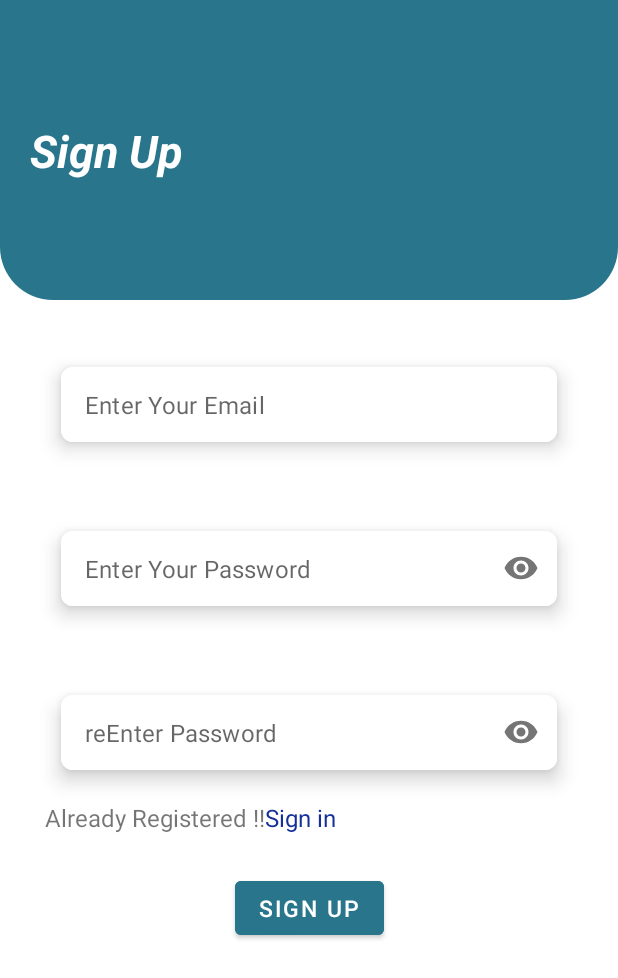
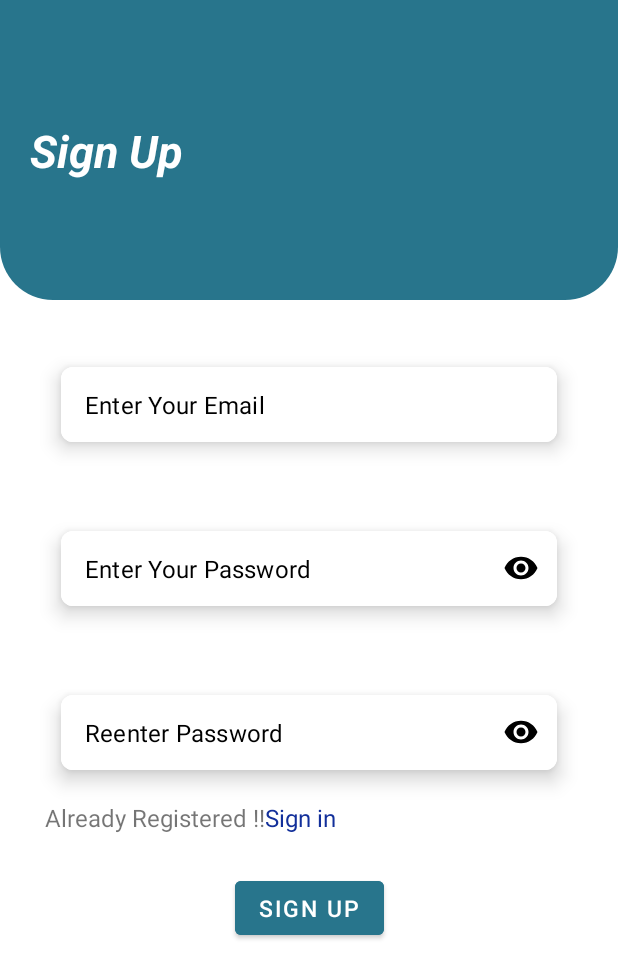
Before and after one commit to aaman01/To-Do_List, an Android app: the screen it shows after launch (MainActivity), after a tap on "Sign up", on a phone screen of 412 x 824 dp. Shown: the top 978 px of the screen. Run offline under Robolectric (Android 15) with nearby library versions, the phone set to English and light mode, and no system bars; our stand-ins replace Firebase (no records; nobody signed in at launch, a user with empty details on screens opened directly); 1 other tap on this screen came first.

Commit message:
final commit

```diff
--- a/app/src/main/res/layout/fragment_sign__up.xml
+++ b/app/src/main/res/layout/fragment_sign__up.xml
@@ -53,10 +53,12 @@
 
             <com.google.android.material.textfield.TextInputEditText
                 android:id="@+id/emailet"
+                android:textColorHint="@color/black"
                 android:layout_width="match_parent"
                 android:layout_height="match_parent"
                 android:background="@color/white"
                 android:hint="@string/enter_your_email"
+                android:textColor="@color/black"
                 android:inputType="textEmailAddress"
                 android:padding="10sp" />
 
@@ -85,6 +87,7 @@
         app:boxStrokeWidth="0dp"
         app:boxStrokeWidthFocused="0dp"
         app:passwordToggleEnabled="true"
+        app:passwordToggleTint="@color/black"
         app:hintEnabled="false">
 
       <com.google.android.material.textfield.TextInputEditText
@@ -93,6 +96,9 @@
           android:layout_height="match_parent"
           android:background="@color/white"
           android:inputType="textPassword"
+          android:textColor="@color/black"
+          android:textColorHint="@color/black"
+
           android:hint="@string/enter_your_password"
 
           android:padding="10sp" />
@@ -122,6 +128,7 @@
             app:boxStrokeWidth="0dp"
             app:boxStrokeWidthFocused="0dp"
             app:passwordToggleEnabled="true"
+            app:passwordToggleTint="@color/black"
             app:hintEnabled="false">
 
             <com.google.android.material.textfield.TextInputEditText
@@ -131,6 +138,8 @@
                 android:background="@color/white"
                 android:inputType="textPassword"
                 android:hint="@string/reenter_password"
+                android:textColor="@color/black"
+                android:textColorHint="@color/black"
                 android:padding="10sp" />
 
 
--- a/app/src/main/res/layout/fragment_sign_in.xml
+++ b/app/src/main/res/layout/fragment_sign_in.xml
@@ -56,7 +56,9 @@ tools:context=".fragment.SignInFragment">
             android:layout_width="match_parent"
             android:layout_height="match_parent"
             android:background="@color/white"
+            android:textColor="@color/black"
             android:hint="@string/enter_your_email"
+            android:textColorHint="@color/black"
             android:inputType="textEmailAddress"
             android:padding="10sp" />
 
@@ -85,6 +87,7 @@ tools:context=".fragment.SignInFragment">
         app:boxStrokeWidth="0dp"
         app:boxStrokeWidthFocused="0dp"
         app:passwordToggleEnabled="true"
+        app:passwordToggleTint="@color/black"
         app:hintEnabled="false">
 
         <com.google.android.material.textfield.TextInputEditText
@@ -92,7 +95,9 @@ tools:context=".fragment.SignInFragment">
             android:layout_width="match_parent"
             android:layout_height="match_parent"
             android:background="@color/white"
+            android:textColorHint="@color/black"
             android:hint="@string/enter_your_password"
+            android:textColor="@color/black"
             android:inputType="textPassword"
             android:padding="10sp" />
 
--- a/app/src/main/res/values/strings.xml
+++ b/app/src/main/res/values/strings.xml
@@ -5,7 +5,7 @@
     <string name="sign_up">Sign Up</string>
     <string name="enter_your_email">Enter Your Email</string>
     <string name="enter_your_password">Enter Your Password</string>
-    <string name="reenter_password">reEnter Password</string>
+    <string name="reenter_password">Reenter Password</string>
     <string name="already_registered">  Already Registered !!</string>
     <string name="sign_in"> Sign in</string>
     <string name="sign_in_">Sign In</string>
```
